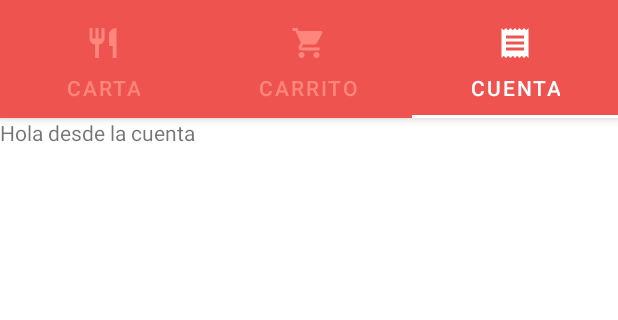
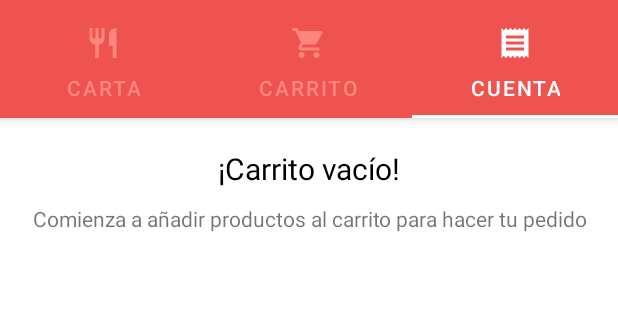
Before and after one commit to fer227/ServitPlus, an Android app: the screen it shows after launch (MainActivity), tab 3 chosen, on a phone screen of 412 x 824 dp, the part 74-394 px from its top. Run offline under Robolectric (Android 15) with nearby library versions, the phone set to English and light mode, and no system bars; 2 statements that could not run were skipped.

Commit message:
Fin de los xml de la cuenta

```diff
--- a/app/src/main/res/layout/cuenta_activa.xml
+++ b/app/src/main/res/layout/cuenta_activa.xml
@@ -19,7 +19,7 @@
         android:layout_gravity="center">
 
         <androidx.recyclerview.widget.RecyclerView
-            android:id="@+id/lista_acuenta"
+            android:id="@+id/lista_cuenta"
             android:layout_width="wrap_content"
             android:layout_height="wrap_content"
             android:background="@color/grisSuave"
@@ -39,7 +39,7 @@
             android:textColor="@color/black"
             android:textSize="19sp"
             app:layout_constraintStart_toStartOf="parent"
-            app:layout_constraintTop_toBottomOf="@+id/lista_acuenta" />
+            app:layout_constraintTop_toBottomOf="@+id/lista_cuenta" />
 
         <LinearLayout
             android:id="@+id/linear_propina"
--- a/app/src/main/res/layout/fragment_cuenta.xml
+++ b/app/src/main/res/layout/fragment_cuenta.xml
@@ -5,10 +5,18 @@
     android:layout_height="match_parent"
     tools:context=".fragments.CuentaFragment">
 
-    <!-- TODO: Update blank fragment layout -->
-    <TextView
-        android:layout_width="match_parent"
-        android:layout_height="match_parent"
-        android:text="Hola desde la cuenta" />
+    <include
+        android:id="@+id/include_cuenta_no_productos"
+        android:visibility="visible"
+        layout="@layout/carrito_no_productos">
+
+    </include>
+
+    <include
+        android:id="@+id/include_cuenta_productos"
+        android:visibility="gone"
+        layout="@layout/cuenta_activa">
+
+    </include>
 
 </FrameLayout>
```
Also changed, not shown: app/src/main/res/layout/cuenta_element.xml (added, +43 -0 lines).
